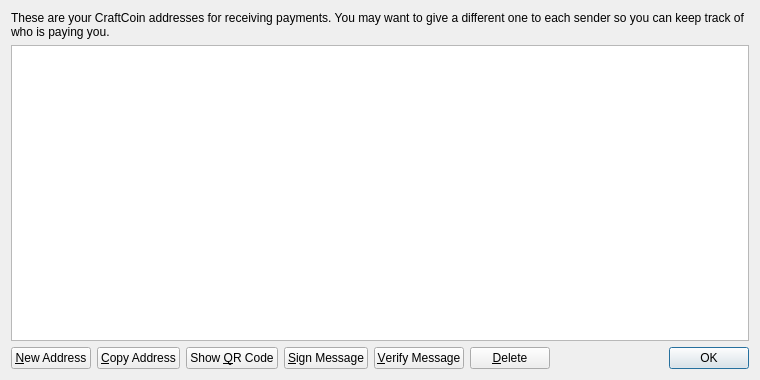
Old version of the form src/qt/forms/addressbookpage.ui in the repository Baconfatt/bacoin.
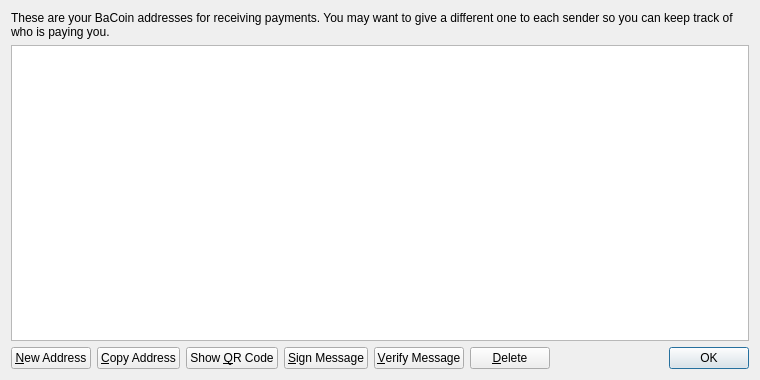
New version of the form. Icons and pictures are not drawn.

Diff of the .ui file:
```diff
--- a/src/qt/forms/addressbookpage.ui
+++ b/src/qt/forms/addressbookpage.ui
@@ -17,7 +17,7 @@
    <item>
     <widget class="QLabel" name="labelExplanation">
      <property name="text">
-      <string>These are your CraftCoin addresses for receiving payments. You may want to give a different one to each sender so you can keep track of who is paying you.</string>
+      <string>These are your BaCoin addresses for receiving payments. You may want to give a different one to each sender so you can keep track of who is paying you.</string>
      </property>
      <property name="textFormat">
       <enum>Qt::PlainText</enum>
```
